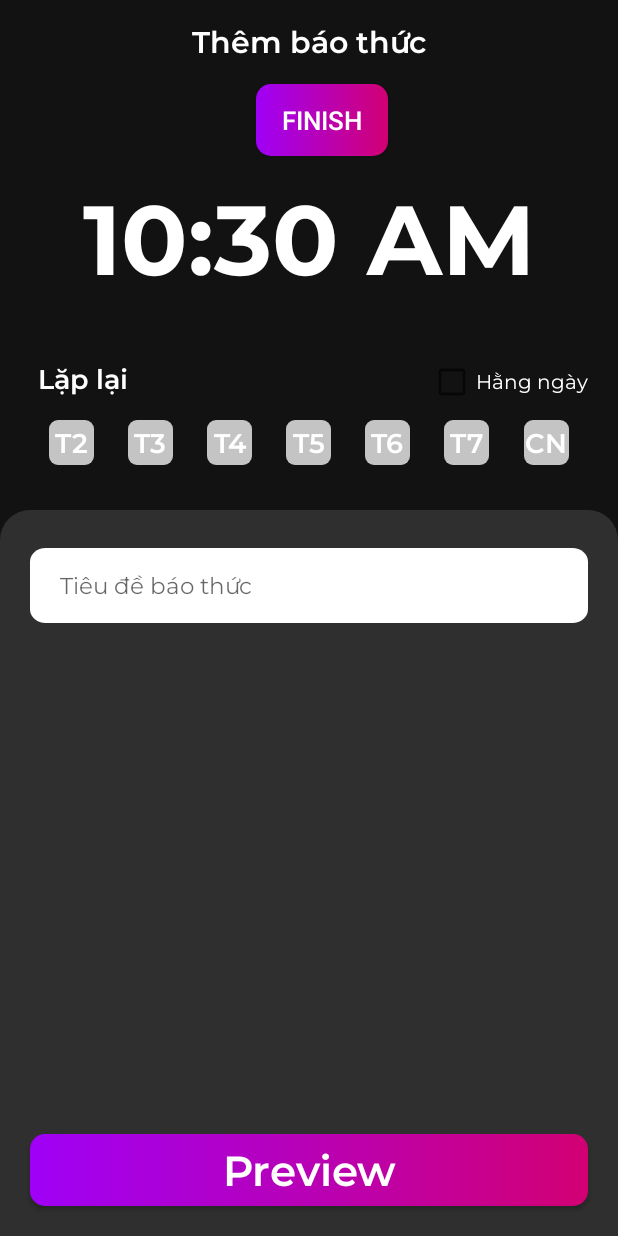
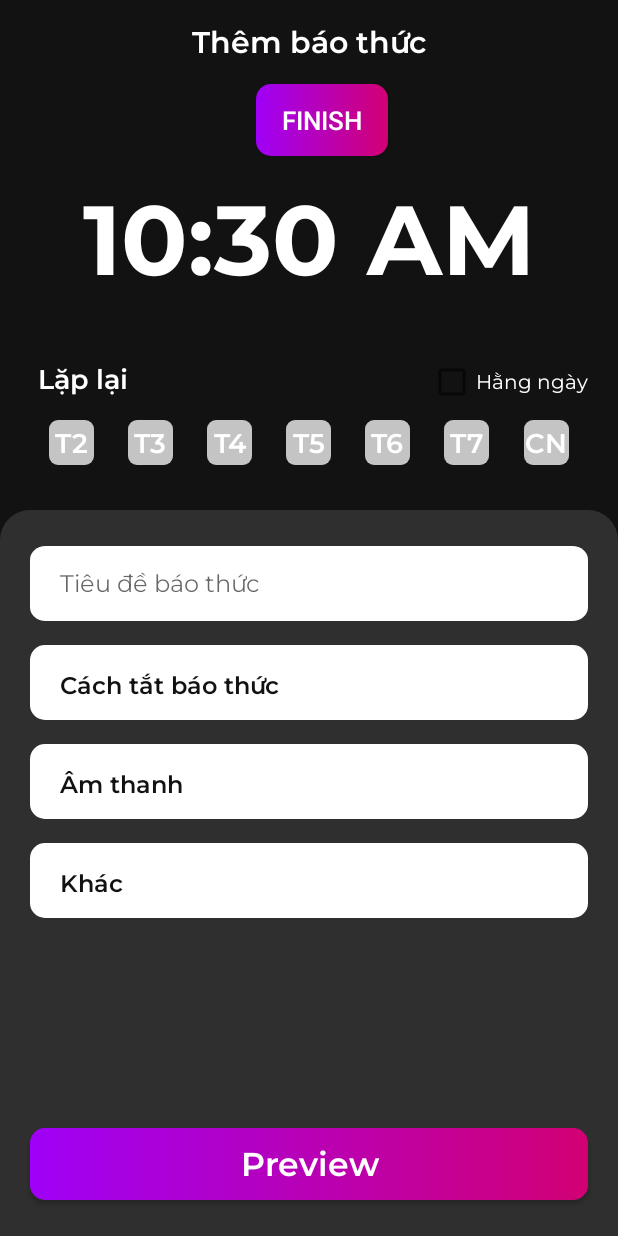
Before and after one commit to tranthihaiyen102/O.Oclock, an Android app: the CreateAlarm screen opened directly, with no data from a screen before it, on a phone screen of 412 x 824 dp. Run offline under Robolectric (Android 15) with nearby library versions, the phone set to English and light mode, and no system bars; our stand-ins replace ButterKnife, Room's generated code.

Commit message:
add options

```diff
--- /dev/null
+++ b/app/src/main/res/drawable-xxxhdpi/container_bg.xml
@@ -0,0 +1,5 @@
+<?xml version="1.0" encoding="utf-8"?>
+<shape android:shape="rectangle" xmlns:android="http://schemas.android.com/apk/res/android">
+    <solid android:color="@color/white"/>
+    <corners android:radius="10dp"/>
+</shape>
--- a/app/src/main/res/layout/activity_create_alarm.xml
+++ b/app/src/main/res/layout/activity_create_alarm.xml
@@ -218,66 +218,163 @@
             android:textAlignment="center"/>
     </LinearLayout>
 
-    <RelativeLayout
+<!--    <RelativeLayout-->
+<!--        android:layout_width="match_parent"-->
+<!--        android:layout_height="0dp"-->
+<!--        android:layout_marginTop="24dp"-->
+<!--        android:background="@drawable/custom_bg"-->
+<!--        android:orientation="vertical"-->
+<!--        app:layout_constraintBottom_toBottomOf="parent"-->
+<!--        app:layout_constraintEnd_toEndOf="parent"-->
+
+<!--        app:layout_constraintHorizontal_bias="0.0"-->
+<!--        app:layout_constraintStart_toStartOf="parent"-->
+<!--        app:layout_constraintTop_toBottomOf="@+id/recurring_options"-->
+<!--        app:layout_constraintVertical_bias="1.0">-->
+
+    <View
+        android:id="@+id/view"
         android:layout_width="match_parent"
         android:layout_height="0dp"
         android:layout_marginTop="24dp"
         android:background="@drawable/custom_bg"
-        android:orientation="vertical"
         app:layout_constraintBottom_toBottomOf="parent"
         app:layout_constraintEnd_toEndOf="parent"
-
         app:layout_constraintHorizontal_bias="0.0"
         app:layout_constraintStart_toStartOf="parent"
-        app:layout_constraintTop_toBottomOf="@+id/recurring_options"
-        app:layout_constraintVertical_bias="1.0">
-
+        app:layout_constraintTop_toBottomOf="@+id/recurring_options" />
 
     <EditText
         android:id="@+id/editTextLabel"
-            android:layout_width="wrap_content"
+        android:layout_width="0dp"
         android:layout_height="wrap_content"
-            android:layout_alignParentStart="true"
-            android:layout_alignParentTop="true"
-            android:layout_alignParentEnd="true"
         android:layout_marginStart="20dp"
-            android:layout_marginTop="25dp"
+        android:layout_marginTop="24dp"
         android:layout_marginEnd="20dp"
         android:background="@drawable/edit_label"
         android:ems="10"
         android:fontFamily="@font/montserrat_regular"
         android:hint="Tiêu đề báo thức"
         android:inputType="textPersonName"
-            android:padding="0dp"
         android:paddingStart="20dp"
-            android:paddingLeft="20dp"
         android:paddingTop="0dp"
-            android:paddingEnd="0dp"
-            android:paddingRight="20dp"
+        android:paddingEnd="20dp"
         android:paddingBottom="0dp"
         android:textColor="@color/black"
-            android:textSize="15sp" />
+        android:textSize="16sp"
+        app:layout_constraintEnd_toEndOf="@+id/view"
+        app:layout_constraintStart_toStartOf="@+id/view"
+        app:layout_constraintTop_toTopOf="@+id/view" />
+
+    <View
+        android:id="@+id/option_1"
+        android:layout_width="match_parent"
+        android:layout_height="50dp"
+        android:layout_alignParentStart="true"
+        android:layout_alignParentTop="true"
+        android:layout_alignParentEnd="true"
+        android:layout_marginStart="20dp"
+        android:layout_marginTop="16dp"
+        android:layout_marginEnd="20dp"
+        android:background="@drawable/container_bg"
+        app:layout_constraintEnd_toEndOf="@+id/view"
+        app:layout_constraintStart_toStartOf="@+id/view"
+        app:layout_constraintTop_toBottomOf="@+id/editTextLabel"
+        android:onClick="chooseWay"/>
+
+    <TextView
+        android:id="@+id/text_option_1"
+        android:layout_width="wrap_content"
+        android:layout_height="wrap_content"
+        android:layout_marginStart="20dp"
+        android:layout_marginTop="16dp"
+        android:fontFamily="@font/montserrat_semibold"
+        android:text="Cách tắt báo thức"
+        android:textColor="@color/black"
+        android:textSize="16sp"
+        app:layout_constraintStart_toStartOf="@+id/option_1"
+        app:layout_constraintTop_toTopOf="@+id/option_1" />
+
+    <View
+        android:id="@+id/option_2"
+        android:layout_width="match_parent"
+        android:layout_height="50dp"
+        android:layout_alignParentStart="true"
+        android:layout_alignParentTop="true"
+        android:layout_alignParentEnd="true"
+        android:layout_marginStart="20dp"
+        android:layout_marginTop="16dp"
+        android:layout_marginEnd="20dp"
+        android:background="@drawable/container_bg"
+        app:layout_constraintEnd_toEndOf="@+id/view"
+        app:layout_constraintStart_toStartOf="@+id/view"
+        app:layout_constraintTop_toBottomOf="@+id/option_1"
+        android:onClick="soundOption"/>
+
+    <TextView
+        android:id="@+id/text_option_2"
+        android:layout_width="wrap_content"
+        android:layout_height="wrap_content"
+        android:layout_marginStart="20dp"
+        android:layout_marginTop="16dp"
+        android:fontFamily="@font/montserrat_semibold"
+        android:text="Âm thanh"
+        android:textColor="@color/black"
+        android:textSize="16sp"
+        app:layout_constraintStart_toStartOf="@+id/option_2"
+        app:layout_constraintTop_toTopOf="@+id/option_2" />
+
+    <View
+        android:id="@+id/option_3"
+        android:layout_width="match_parent"
+        android:layout_height="50dp"
+        android:layout_alignParentStart="true"
+        android:layout_alignParentTop="true"
+        android:layout_alignParentEnd="true"
+        android:layout_marginStart="20dp"
+        android:layout_marginTop="16dp"
+        android:layout_marginEnd="20dp"
+        android:background="@drawable/container_bg"
+        app:layout_constraintEnd_toEndOf="@+id/view"
+        app:layout_constraintStart_toStartOf="@+id/view"
+        app:layout_constraintTop_toBottomOf="@+id/option_2"
+        android:onClick="chooseOtherOption"/>
+
+    <TextView
+        android:id="@+id/text_option_3"
+        android:layout_width="wrap_content"
+        android:layout_height="wrap_content"
+        android:layout_marginStart="20dp"
+        android:layout_marginTop="16dp"
+        android:fontFamily="@font/montserrat_semibold"
+        android:text="Khác"
+        android:textColor="@color/black"
+        android:textSize="16sp"
+        app:layout_constraintStart_toStartOf="@+id/option_3"
+        app:layout_constraintTop_toTopOf="@+id/option_3" />
 
     <Button
         android:id="@+id/button"
-            android:layout_width="wrap_content"
+        android:layout_width="0dp"
         android:layout_height="wrap_content"
         android:layout_alignParentStart="true"
         android:layout_alignParentEnd="true"
         android:layout_alignParentBottom="true"
         android:layout_marginStart="20dp"
         android:layout_marginEnd="20dp"
-            android:layout_marginBottom="20dp"
+        android:layout_marginBottom="24dp"
         android:background="@drawable/button"
         android:fontFamily="@font/montserrat_semibold"
         android:onClick="previewAlarm"
         android:text="Preview"
         android:textAllCaps="false"
         android:textColor="@color/white"
-            android:textSize="28sp"
-            app:layout_constraintBottom_toBottomOf="parent" />
+        android:textSize="22sp"
+        app:layout_constraintBottom_toBottomOf="parent"
+        app:layout_constraintEnd_toEndOf="@+id/view"
+        app:layout_constraintStart_toStartOf="@+id/view" />
 
-    </RelativeLayout>
+<!--    </RelativeLayout>-->
 
     <Button
         android:id="@+id/btn_schedule"
```
Also changed, not shown: app/src/main/AndroidManifest.xml (+15 -10 lines), app/src/main/java/com/example/ooclock/CreateAlarm.java (+15 -0 lines), app/src/main/java/com/example/ooclock/OtherOptionActivity.java (added, +14 -0 lines), app/src/main/java/com/example/ooclock/SoundOptionActivity.java (added, +14 -0 lines), app/src/main/java/com/example/ooclock/WayTurnOffActivity.java (added, +14 -0 lines), app/src/main/res/drawable-xxxhdpi/radio_selector_3.xml (added, +7 -0 lines), app/src/main/res/drawable-xxxhdpi/radio_selector_4.xml (added, +7 -0 lines), app/src/main/res/layout/activity_other_option.xml (added, +30 -0 lines), app/src/main/res/layout/activity_sound_option.xml (added, +31 -0 lines), app/src/main/res/layout/activity_way_turn_off.xml (added, +71 -0 lines), app/src/main/res/drawable/ic_bell.png (added), app/src/main/res/drawable/ic_bell_active.png (added), app/src/main/res/drawable/ic_math.png (added), app/src/main/res/drawable/ic_math_active.png (added). Lines whose indentation alone changed are shown as unchanged.
